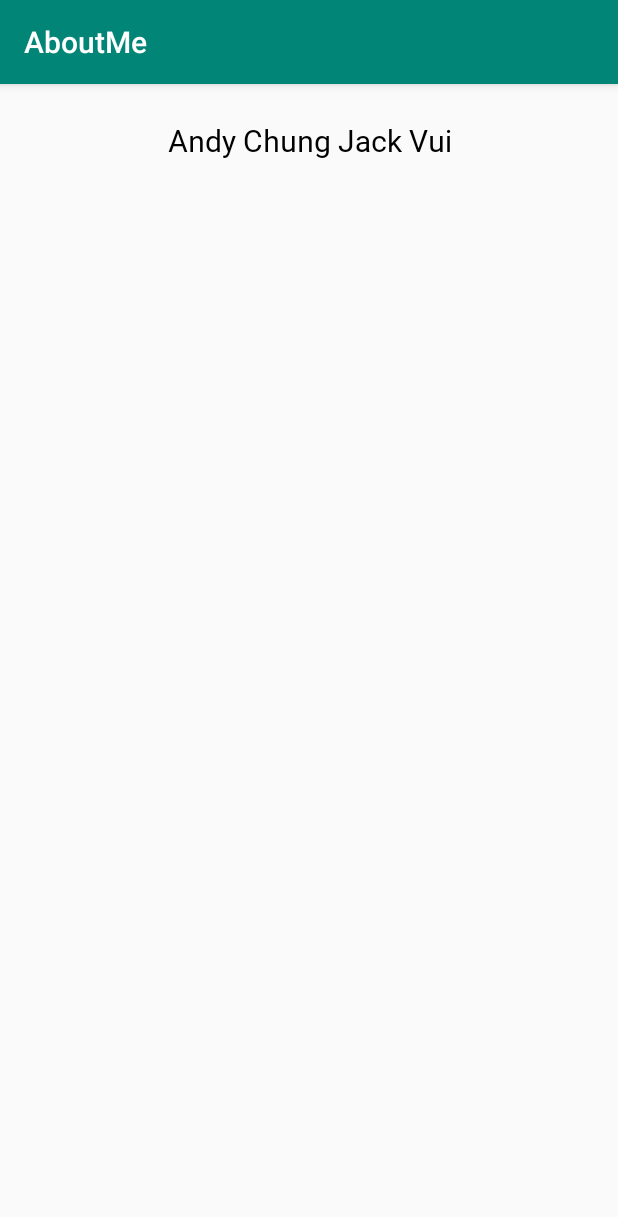
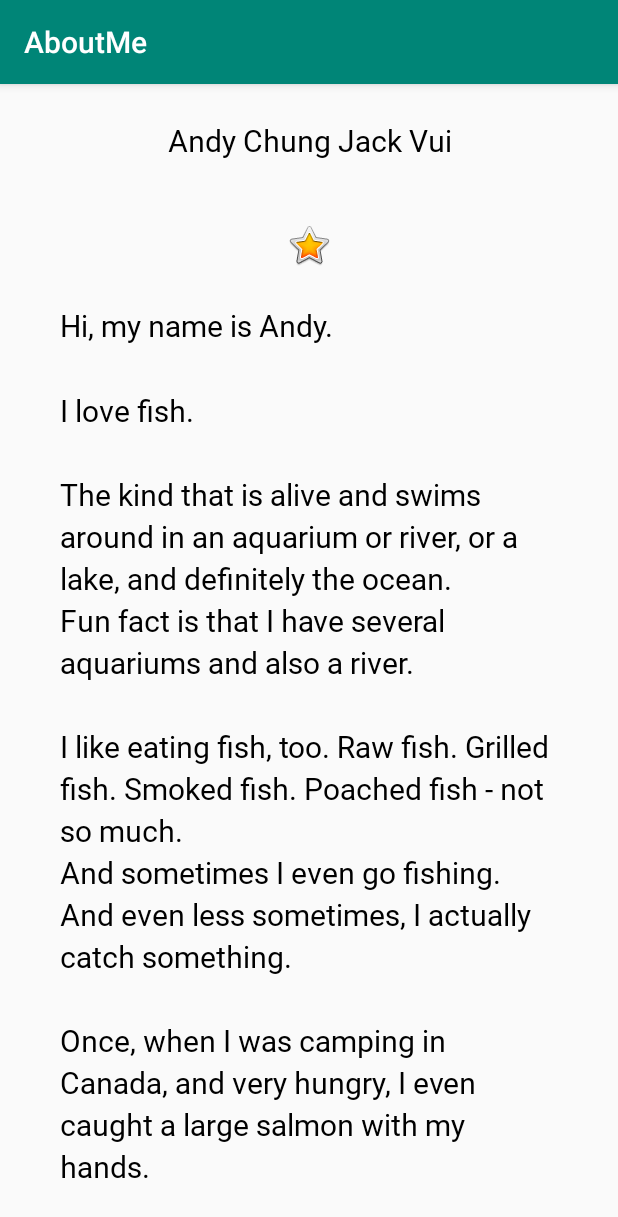
Before and after one commit to ahweichung123/AboutMe, an Android app: the screen it shows after launch (MainActivity), on a phone screen of 412 x 824 dp. Shown: the top 1217 px of the screen. Run offline under Robolectric (Android 15) with nearby library versions, the phone set to English and light mode, and no system bars.

Commit message:
2.1 done

```diff
--- a/app/src/main/res/layout/activity_main.xml
+++ b/app/src/main/res/layout/activity_main.xml
@@ -6,6 +6,8 @@
     android:layout_width="match_parent"
     android:layout_height="match_parent"
     android:orientation="vertical"
+    android:paddingStart="@dimen/layout_padding"
+    android:paddingEnd="@dimen/layout_padding"
     tools:context=".MainActivity">
 
     <TextView
@@ -16,4 +18,26 @@
         android:textAlignment="center"
         app:fontFamily="@font/roboto"
         style="@style/NameStyle" />
+
+    <ImageView
+        android:id="@+id/star_image"
+        android:layout_width="match_parent"
+        android:layout_height="wrap_content"
+        android:layout_marginTop="@dimen/layout_margin"
+        android:contentDescription="@string/yellow_star"
+        app:srcCompat="@android:drawable/btn_star_big_on" />
+
+    <ScrollView
+        android:id="@+id/bio_scroll"
+        android:layout_width="match_parent"
+        android:layout_height="match_parent">
+
+        <TextView
+            android:id="@+id/bio_text"
+            style="@style/NameStyle"
+            android:layout_width="match_parent"
+            android:layout_height="wrap_content"
+            android:lineSpacingMultiplier="1.2"
+            android:text="@string/bio" />
+    </ScrollView>
 </LinearLayout>
--- /dev/null
+++ b/app/src/main/res/values-v16/styles.xml
@@ -0,0 +1,11 @@
+<?xml version="1.0" encoding="utf-8"?>
+<resources>
+
+    <style name="NameStyle">
+        <item name="android:layout_margin">@dimen/layout_margin</item>
+        <item name="android:padding">@dimen/small_padding</item>
+        <item name="android:fontFamily">@font/roboto</item>
+        <item name="android:textColor">@android:color/black</item>
+        <item name="android:textSize">@dimen/text_size</item>
+    </style>
+</resources>
--- a/app/src/main/res/values/dimens.xml
+++ b/app/src/main/res/values/dimens.xml
@@ -3,4 +3,5 @@
     <dimen name="text_size">20sp</dimen>
     <dimen name="small_padding">8dp</dimen>
     <dimen name="layout_margin">16dp</dimen>
+    <dimen name="layout_padding">16dp</dimen>
 </resources>
--- a/app/src/main/res/values/strings.xml
+++ b/app/src/main/res/values/strings.xml
@@ -1,4 +1,15 @@
 <resources>
     <string name="app_name">AboutMe</string>
     <string name="name">Andy Chung Jack Vui</string>
+    <string name="yellow_star">Yellow star</string>
+    <string name="bio">Hi, my name is Andy.
+    \n\nI love fish.
+    \n\nThe kind that is alive and swims around in an aquarium or river, or a lake, and definitely the ocean.
+    \nFun fact is that I have several aquariums and also a river.
+    \n\nI like eating fish, too. Raw fish. Grilled fish. Smoked fish. Poached fish - not so much.
+    \nAnd sometimes I even go fishing.
+    \nAnd even less sometimes, I actually catch something.
+    \n\nOnce, when I was camping in Canada, and very hungry, I even caught a large salmon with my hands.
+    \n\nI\'ll be happy to teach you how to make your own aquarium.
+    \nYou should ask someone else about fishing, though.\n\n</string>
 </resources>
```
